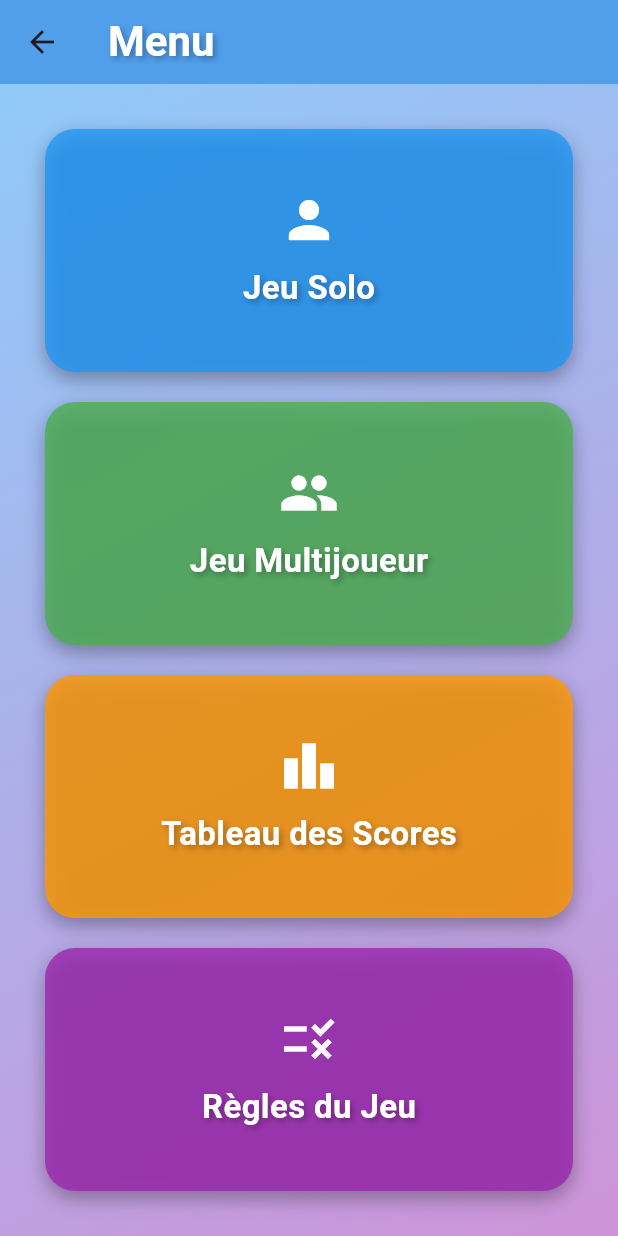
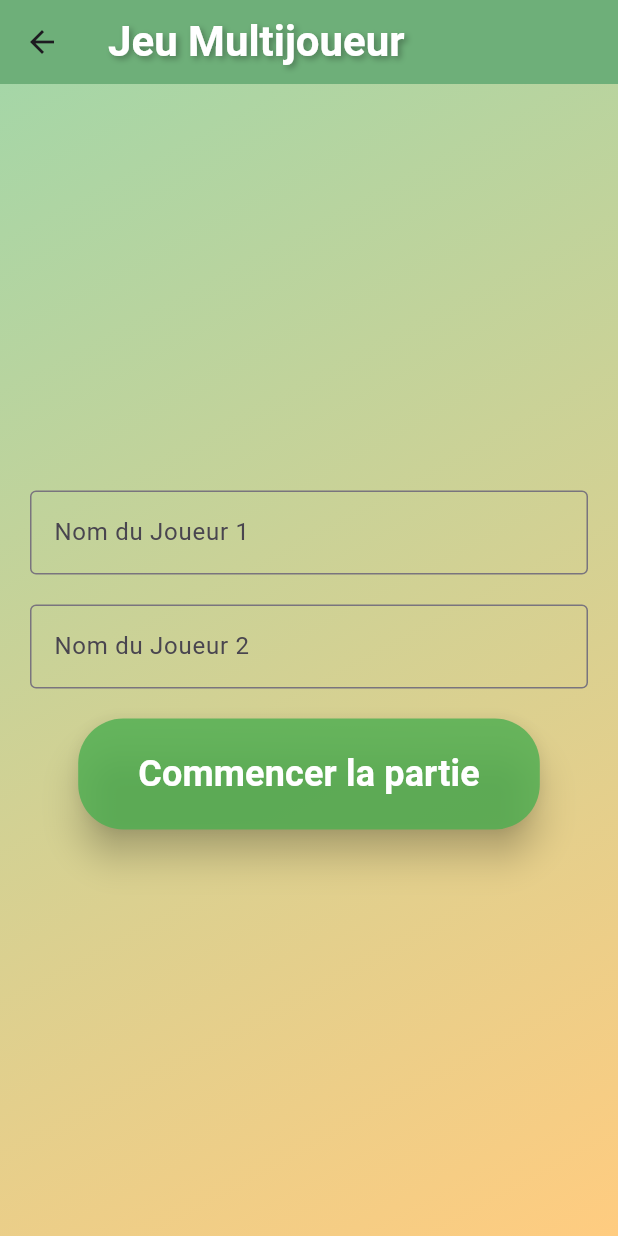
Before and after one commit to DrecQ/app_quizz_score_avec_leaderboard, a Flutter app: the MenuScreen screen opened directly, after a tap on "Jeu Multijoueur", on a phone screen of 412 x 824 dp. Run offline on Flutter 3.47's test engine with Material 3 defaults, Android fonts, the phone set to English and light mode, and no system bars; our stand-ins replace shared_preferences; accounts and stored records are empty.

Commit message:
Ajout de l'enregistrement du nom du joueur

```diff
--- a/lib/screens/menu_screen.dart
+++ b/lib/screens/menu_screen.dart
@@ -1,3 +1,4 @@
+import 'package:app_quizz_score_avec_leaderboard/screens/multiPlayer_screen.dart';
 import 'package:flutter/material.dart';
 import 'rules_screen.dart';
 import 'leaderboard_screen.dart';
@@ -61,7 +62,11 @@ class MenuScreen extends StatelessWidget {
                   icon: Icons.people,
                   color: Colors.green.withOpacity(0.8),
                   onTap: () {
-                    print('Jeu Multijoueur');
+                    Navigator.push(
+                      context,
+                      MaterialPageRoute(
+                          builder: (context) => MultiPlayerScreen()),
+                    );
                   },
                 ),
               ),
--- /dev/null
+++ b/lib/screens/multiPlayer_screen.dart
@@ -0,0 +1,378 @@
+import 'package:flutter/material.dart';
+import 'package:shared_preferences/shared_preferences.dart';
+
+class MultiPlayerScreen extends StatefulWidget {
+  @override
+  _MultiPlayerScreenState createState() => _MultiPlayerScreenState();
+}
+
+class _MultiPlayerScreenState extends State<MultiPlayerScreen> {
+  int _currentQuestionIndex = 0;
+  List<int> _scores = [0, 0]; // Scores des joueurs
+  int _timeLeft = 10; // Temps pour chaque question
+  bool _isAnswered = false;
+  bool _gameStarted = false; // Pour gérer l'état de démarrage du jeu
+  int _currentPlayerIndex = 0; // Index du joueur actuel
+  List<String> _playerNames = ['', '']; // Noms des joueurs
+  final List<TextEditingController> _nameControllers = [
+    TextEditingController(),
+    TextEditingController(),
+  ];
+
+  // Données factices pour les questions
+  final List<Map<String, dynamic>> questions = [
+    {
+      'question': 'Quelle est la capitale de la France ?',
+      'options': ['Paris', 'Londres', 'Berlin', 'Madrid'],
+      'correctAnswer': 'Paris',
+    },
+    {
+      'question': 'Quel est le plus grand océan du monde ?',
+      'options': ['Atlantique', 'Indien', 'Pacifique', 'Arctique'],
+      'correctAnswer': 'Pacifique',
+    },
+    {
+      'question': 'Qui a peint la Joconde ?',
+      'options': ['Van Gogh', 'Picasso', 'Leonardo da Vinci', 'Monet'],
+      'correctAnswer': 'Leonardo da Vinci',
+    },
+  ];
+
+  @override
+  void initState() {
+    super.initState();
+  }
+
+  void _startTimer() {
+    Future.delayed(Duration(seconds: 1), () {
+      if (_timeLeft > 0) {
+        setState(() {
+          _timeLeft--;
+        });
+        _startTimer();
+      } else {
+        _nextQuestion();
+      }
+    });
+  }
+
+  void _nextQuestion() {
+    if (_currentQuestionIndex < questions.length - 1) {
+      setState(() {
+        _currentQuestionIndex++;
+        _timeLeft = 10;
+        _isAnswered = false;
+        _currentPlayerIndex = (_currentPlayerIndex + 1) % _scores.length; // Changer de joueur
+      });
+      _startTimer();
+    } else {
+      // Fin du jeu
+      _saveScores();
+      _showGameOverDialog();
+    }
+  }
+
+  void _checkAnswer(String selectedAnswer) {
+    if (!_isAnswered) {
+      setState(() {
+        _isAnswered = true;
+        if (selectedAnswer == questions[_currentQuestionIndex]['correctAnswer']) {
+          _scores[_currentPlayerIndex] += 10;
+        }
+      });
+      Future.delayed(Duration(seconds: 1), () {
+        _nextQuestion();
+      });
+    }
+  }
+
+  void _showGameOverDialog() {
+    showDialog(
+      context: context,
+      builder: (context) {
+        return AlertDialog(
+          title: Text('Fin du jeu !'),
+          content: Column(
+            mainAxisSize: MainAxisSize.min,
+            children: [
+              Text('Score final :'),
+              Text('${_playerNames[0]}: ${_scores[0]} points'),
+              Text('${_playerNames[1]}: ${_scores[1]} points'),
+            ],
+          ),
+          actions: [
+            TextButton(
+              onPressed: () {
+                Navigator.pop(context); // Fermer la boîte de dialogue
+                Navigator.pop(context); // Retour au menu
+              },
+              child: Text('Revenir au menu'),
+            ),
+            TextButton(
+              onPressed: () {
+                Navigator.pop(context); // Fermer la boîte de dialogue
+                _restartGame(); // Recommencer le jeu
+              },
+              child: Text('Recommencer'),
+            ),
+          ],
+        );
+      },
+    );
+  }
+
+  void _restartGame() {
+    setState(() {
+      _gameStarted = false;
+      _currentQuestionIndex = 0;
+      _scores = [0, 0];
+      _timeLeft = 10;
+      _isAnswered = false;
+      _currentPlayerIndex = 0;
+      _playerNames = ['', ''];
+      _nameControllers[0].clear();
+      _nameControllers[1].clear();
+    });
+  }
+
+  void _startGame() {
+    if (_nameControllers[0].text.isEmpty || _nameControllers[1].text.isEmpty) {
+      ScaffoldMessenger.of(context).showSnackBar(
+        SnackBar(content: Text('Veuillez entrer les noms des deux joueurs')),
+      );
+      return;
+    }
+    setState(() {
+      _playerNames[0] = _nameControllers[0].text;
+      _playerNames[1] = _nameControllers[1].text;
+      _gameStarted = true;
+      _currentQuestionIndex = 0;
+      _scores = [0, 0];
+      _timeLeft = 10;
+      _isAnswered = false;
+      _currentPlayerIndex = 0;
+    });
+    _startTimer();
+  }
+
+  Future<void> _saveScores() async {
+    SharedPreferences prefs = await SharedPreferences.getInstance();
+    List<String> scores = prefs.getStringList('multiplayer_scores') ?? [];
+    scores.add('${_playerNames[0]}:${_scores[0]}');
+    scores.add('${_playerNames[1]}:${_scores[1]}');
+    scores.sort((a, b) {
+      int scoreA = int.parse(a.split(':')[1]);
+      int scoreB = int.parse(b.split(':')[1]);
+      return scoreB.compareTo(scoreA); // Tri décroissant
+    });
+    if (scores.length > 20) {
+      scores = scores.sublist(0, 20); // Garder seulement les 20 meilleurs scores (10 parties)
+    }
+    await prefs.setStringList('multiplayer_scores', scores);
+  }
+
+  Future<List<String>> _getTopScores() async {
+    SharedPreferences prefs = await SharedPreferences.getInstance();
+    return prefs.getStringList('multiplayer_scores') ?? [];
+  }
+
+  @override
+  Widget build(BuildContext context) {
+    return Scaffold(
+      appBar: AppBar(
+        title: Text(
+          'Jeu Multijoueur',
+          style: TextStyle(
+            fontSize: 28,
+            fontWeight: FontWeight.bold,
+            color: Colors.white,
+            shadows: [
+              Shadow(
+                blurRadius: 5,
+                color: Colors.black.withOpacity(0.3),
+                offset: Offset(2, 2),
+              ),
+            ],
+          ),
+        ),
+        backgroundColor: Colors.green.withOpacity(0.8),
+        elevation: 10,
+      ),
+      body: Container(
+        decoration: BoxDecoration(
+          gradient: LinearGradient(
+            begin: Alignment.topLeft,
+            end: Alignment.bottomRight,
+            colors: [Colors.green[200]!, Colors.orange[200]!],
+          ),
+        ),
+        child: Padding(
+          padding: EdgeInsets.all(20.0),
+          child: _gameStarted
+              ? Column(
+                  children: [
+                    // Affichage des scores des joueurs
+                    Row(
+                      mainAxisAlignment: MainAxisAlignment.spaceAround,
+                      children: [
+                        Text(
+                          '${_playerNames[0]}: ${_scores[0]}',
+                          style: TextStyle(
+                            fontSize: 24,
+                            fontWeight: FontWeight.bold,
+                            color: Colors.white,
+                            shadows: [
+                              Shadow(
+                                blurRadius: 5,
+                                color: Colors.black.withOpacity(0.3),
+                                offset: Offset(2, 2),
+                              ),
+                            ],
+                          ),
+                        ),
+                        Text(
+                          '${_playerNames[1]}: ${_scores[1]}',
+                          style: TextStyle(
+                            fontSize: 24,
+                            fontWeight: FontWeight.bold,
+                            color: Colors.white,
+                            shadows: [
+                              Shadow(
+                                blurRadius: 5,
+                                color: Colors.black.withOpacity(0.3),
+                                offset: Offset(2, 2),
+                              ),
+                            ],
+                          ),
+                        ),
+                      ],
+                    ),
+                    SizedBox(height: 20),
+                    // Timer
+                    Text(
+                      'Temps restant : $_timeLeft s',
+                      style: TextStyle(
+                        fontSize: 20,
+                        fontWeight: FontWeight.bold,
+                        color: Colors.white,
+                      ),
+                    ),
+                    SizedBox(height: 20),
+                    // Numéro de la question
+                    Text(
+                      'Question ${_currentQuestionIndex + 1}/${questions.length}',
+                      style: TextStyle(
+                        fontSize: 20,
+                        fontWeight: FontWeight.bold,
+                        color: Colors.white,
+                      ),
+                    ),
+                    SizedBox(height: 20),
+                    // Question
+                    Card(
+                      margin: EdgeInsets.all(10),
+                      elevation: 10,
+                      shape: RoundedRectangleBorder(
+                        borderRadius: BorderRadius.circular(20),
+                        side: BorderSide(
+                          color: Colors.green.withOpacity(0.5),
+                          width: 2,
+                        ),
+                      ),
+                      child: Container(
+                        width: double.infinity,
+                        padding: EdgeInsets.symmetric(vertical: 30, horizontal: 20),
+                        child: Text(
+                          questions[_currentQuestionIndex]['question'],
+                          style: TextStyle(
+                            fontSize: 26,
+                            fontWeight: FontWeight.bold,
+                            color: Colors.black87,
+                          ),
+                          textAlign: TextAlign.center,
+                        ),
+                      ),
+                    ),
+                    SizedBox(height: 20),
+                    // Options de réponse
+                    Expanded(
+                      child: ListView.builder(
+                        itemCount: questions[_currentQuestionIndex]['options'].length,
+                        itemBuilder: (context, index) {
+                          String option = questions[_currentQuestionIndex]['options'][index];
+                          String optionLabel = String.fromCharCode(65 + index); // A, B, C, D
+                          return GestureDetector(
+                            onTap: () => _checkAnswer(option),
+                            child: Card(
+                              margin: EdgeInsets.all(10),
+                              elevation: 5,
+                              shape: RoundedRectangleBorder(
+                                borderRadius: BorderRadius.circular(15),
+                              ),
+                              child: Padding(
+                                padding: EdgeInsets.all(15),
+                                child: Text(
+                                  '$optionLabel. $option',
+                                  style: TextStyle(
+                                    fontSize: 20,
+                                    fontWeight: FontWeight.bold,
+                                    color: _isAnswered
+                                        ? (option == questions[_currentQuestionIndex]['correctAnswer']
+                                            ? Colors.green
+                                            : Colors.red)
+                                        : Colors.black87,
+                                  ),
+                                ),
+                              ),
+                            ),
+                          );
+                        },
+                      ),
+                    ),
+                  ],
+                )
+              : Column(
+                  mainAxisAlignment: MainAxisAlignment.center,
+                  children: [
+                    TextField(
+                      controller: _nameControllers[0],
+                      decoration: InputDecoration(
+                        labelText: 'Nom du Joueur 1',
+                        border: OutlineInputBorder(),
+                      ),
+                    ),
+                    SizedBox(height: 20),
+                    TextField(
+                      controller: _nameControllers[1],
+                      decoration: InputDecoration(
+                        labelText: 'Nom du Joueur 2',
+                        border: OutlineInputBorder(),
+                      ),
+                    ),
+                    SizedBox(height: 20),
+                    ElevatedButton(
+                      onPressed: _startGame,
+                      child: Text(
+                        'Commencer la partie',
+                        style: TextStyle(
+                          fontSize: 24,
+                          fontWeight: FontWeight.bold,
+                          color: Colors.white,
+                        ),
+                      ),
+                      style: ElevatedButton.styleFrom(
+                        padding: EdgeInsets.symmetric(horizontal: 40, vertical: 20),
+                        shape: RoundedRectangleBorder(
+                          borderRadius: BorderRadius.circular(30),
+                        ),
+                        backgroundColor: Colors.green.withOpacity(0.8),
+                        elevation: 10,
+                      ),
+                    ),
+                  ],
+                ),
+        ),
+      ),
+    );
+  }
+}
--- a/pubspec.yaml
+++ b/pubspec.yaml
@@ -30,6 +30,8 @@ environment:
 dependencies:
   flutter:
     sdk: flutter
+  shared_preferences: ^2.2.2
+
 
   # The following adds the Cupertino Icons font to your application.
   # Use with the CupertinoIcons class for iOS style icons.
```
Also changed, not shown: lib/main.dart (+61 -25 lines), lib/screens/soloGaming_screen.dart (+73 -9 lines), pubspec.lock, 126 other files.
